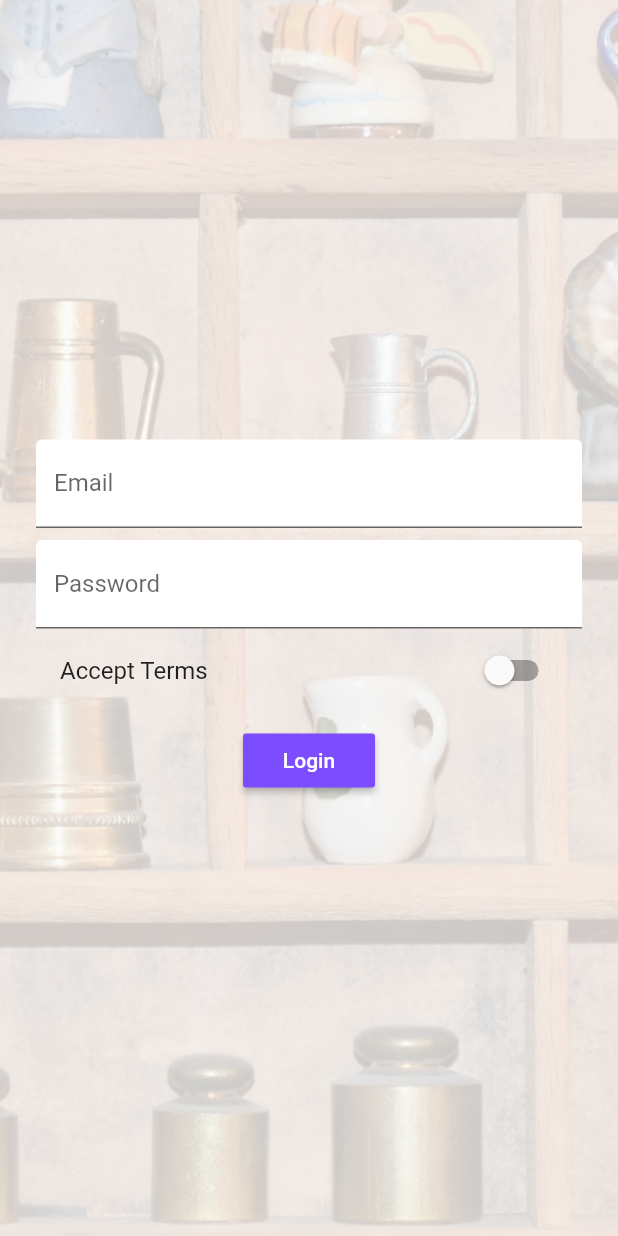
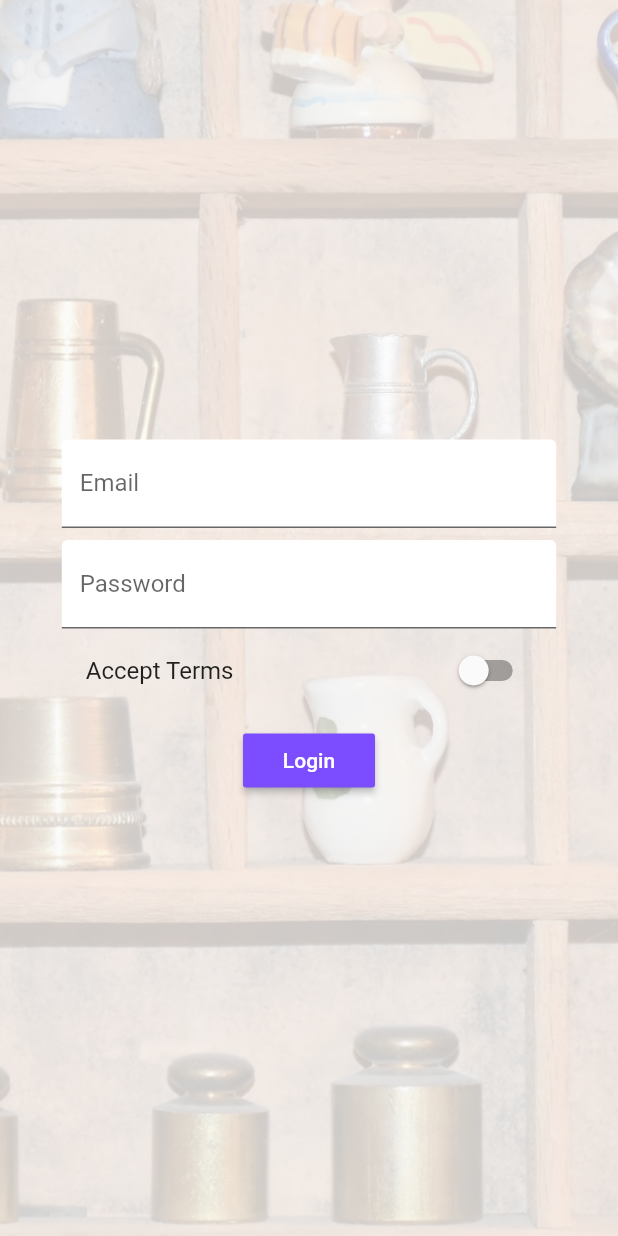
Before and after one commit to Daym3l/flutter_course, a Flutter app: the screen it shows after launch, on a phone screen of 412 x 824 dp. Run offline on Flutter 3.47's test engine with Material 2 defaults, Android fonts, the phone set to English and light mode, and no system bars.

Commit message:
Section 8 finish

```diff
--- a/lib/main.dart
+++ b/lib/main.dart
@@ -33,8 +33,10 @@ class _MyAppState extends State<MyApp> {
   Widget build(BuildContext context) {
     return MaterialApp(
       theme: ThemeData(
+          brightness: Brightness.light,
           primarySwatch: Colors.deepOrange,
-          accentColor: Colors.deepPurpleAccent),
+          accentColor: Colors.deepPurpleAccent,
+          buttonColor: Colors.deepPurpleAccent),
       routes: {
         '/': (BuildContext context) => AuthPage(),
         '/home': (BuildContext context) => HomePage(_products),
--- a/lib/pages/page.auth.dart
+++ b/lib/pages/page.auth.dart
@@ -31,11 +31,15 @@ class _AuthPageState extends State<AuthPage> {
         padding: EdgeInsets.all(24.0),
         alignment: Alignment.center,
         child: SingleChildScrollView(
+          child: Container(
+            width: MediaQuery.of(context).size.width * 0.8,
             child: Column(
               children: [
                 TextField(
                   decoration: InputDecoration(
-                  labelText: 'Email', filled: true, fillColor: Colors.white),
+                      labelText: 'Email',
+                      filled: true,
+                      fillColor: Colors.white),
                   keyboardType: TextInputType.emailAddress,
                   onChanged: (String value) {
                     setState(() {
@@ -48,7 +52,9 @@ class _AuthPageState extends State<AuthPage> {
                 ),
                 TextField(
                   decoration: InputDecoration(
-                  labelText: 'Password', filled: true, fillColor: Colors.white),
+                      labelText: 'Password',
+                      filled: true,
+                      fillColor: Colors.white),
                   onChanged: (String value) {
                     setState(() {
                       _password = value;
@@ -69,12 +75,14 @@ class _AuthPageState extends State<AuthPage> {
                 RaisedButton(
                   child: Text('Login'),
                   textColor: Colors.white,
-              color: Theme.of(context).accentColor,
-              onPressed: () => Navigator.pushReplacementNamed(context, '/home'),
+                  onPressed: () =>
+                      Navigator.pushReplacementNamed(context, '/home'),
                 ),
               ],
             ),
           ),
-    ));
+        ),
+      ),
+    );
   }
 }
--- a/lib/pages/tab.page.createProduct.dart
+++ b/lib/pages/tab.page.createProduct.dart
@@ -29,9 +29,14 @@ class _CreateProductPageState extends State<CreateProductPage> {
 
   @override
   Widget build(BuildContext context) {
+    final double deiceWidth = MediaQuery.of(context).size.width;
+    final double targetWidth = deiceWidth > 550.0 ? 500.0 : deiceWidth * 0.95;
+    final double targetPadding = deiceWidth - targetWidth;
     return Container(
+      width: targetWidth,
       margin: EdgeInsets.all(8.0),
       child: ListView(
+        padding: EdgeInsets.symmetric(horizontal: targetPadding / 2),
         children: [
           TextField(
             decoration: InputDecoration(
@@ -70,7 +75,6 @@ class _CreateProductPageState extends State<CreateProductPage> {
           ),
           RaisedButton(
               child: Text('Save'),
-              color: Theme.of(context).accentColor,
               textColor: Colors.white,
               onPressed: _saveProduct)
         ],
```
Lines whose indentation alone changed are shown as unchanged.
